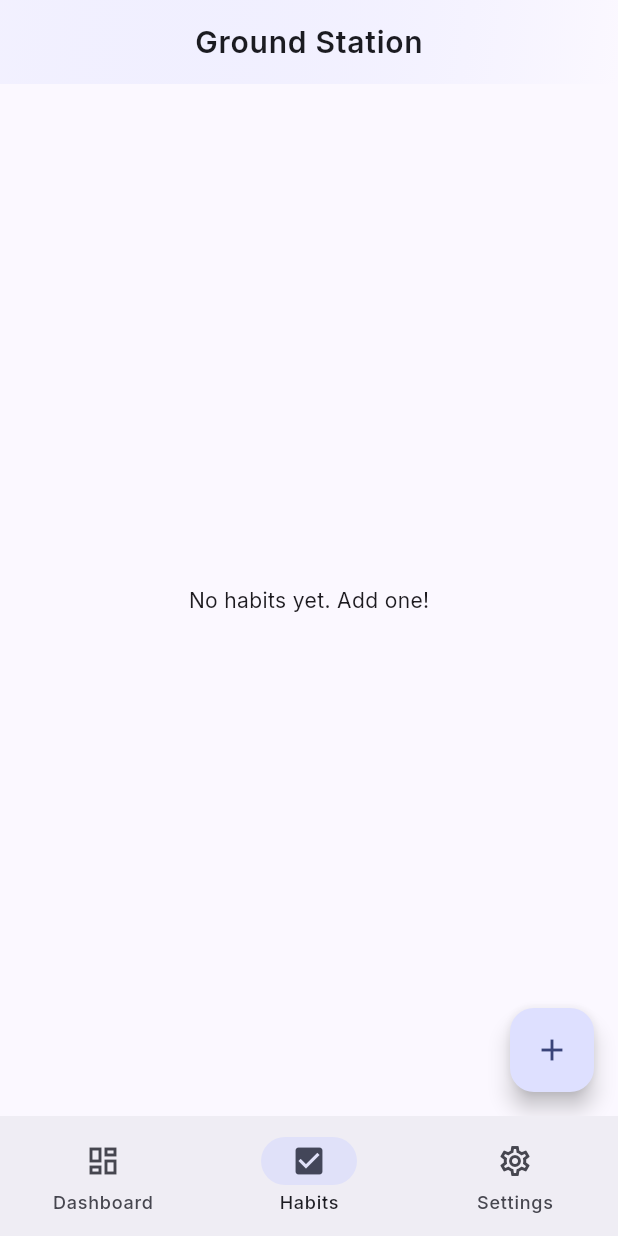
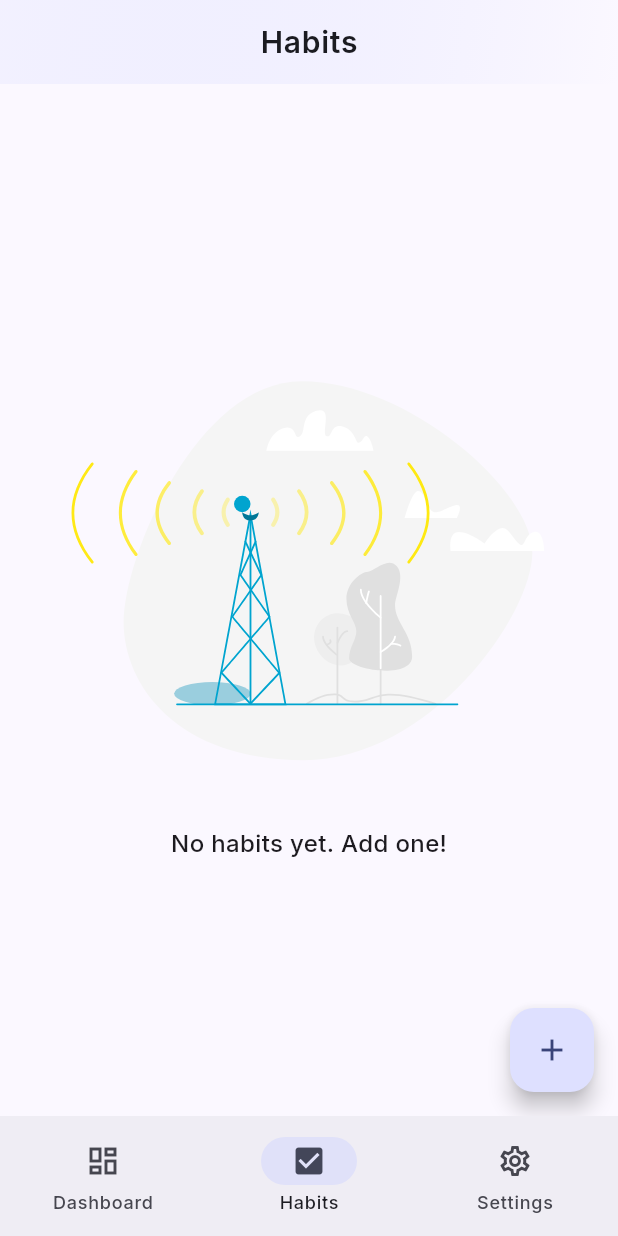
Before and after one commit to carbon-ahs/ground_station, a Flutter app: the screen it shows after launch, item 2 of the bottom bar chosen, on a phone screen of 412 x 824 dp. Run offline on Flutter 3.47's test engine with Material 3 defaults, Android fonts, the light colour scheme and no system bars; our stand-ins replace csv, equatable, file_picker, fl_chart, floor, flutter_animate and 7 more; accounts and stored records are empty; generated files the repository leaves out were written again.

Commit message:
fix: habit list

```diff
--- a/lib/core/navigation/app_router.dart
+++ b/lib/core/navigation/app_router.dart
@@ -33,7 +33,10 @@ final appRouter = GoRouter(
           routes: [
             GoRoute(
               path: '/habits',
-              builder: (context, state) => const HabitsPage(),
+              builder: (context, state) => BlocProvider(
+                create: (context) => getIt<HabitBloc>()..add(LoadHabits()),
+                child: const HabitsPage(),
+              ),
             ),
           ],
         ),
--- a/lib/core/presentation/widgets/ground_station_app_bar.dart
+++ b/lib/core/presentation/widgets/ground_station_app_bar.dart
@@ -25,12 +25,12 @@ class GroundStationAppBar extends StatelessWidget
           colors: isDark
               ? [
                   Theme.of(context).colorScheme.surface,
-                  Theme.of(context).colorScheme.surface.withOpacity(0.95),
+                  Theme.of(context).colorScheme.surface.withValues(alpha: 0.95),
                 ]
               : [
                   Theme.of(
                     context,
-                  ).colorScheme.primaryContainer.withOpacity(0.3),
+                  ).colorScheme.primaryContainer.withValues(alpha: 0.3),
                   Theme.of(context).colorScheme.surface,
                 ],
         ),
--- a/lib/features/habits/presentation/bloc/habit_bloc.dart
+++ b/lib/features/habits/presentation/bloc/habit_bloc.dart
@@ -71,7 +71,8 @@ class HabitBloc extends Bloc<HabitEvent, HabitState>
   Future<void> _onAddHabit(AddHabit event, Emitter<HabitState> emit) async {
     try {
       await _habitRepository.addHabit(event.habit);
-      add(LoadHabits());
+      final habits = await _habitRepository.getHabits();
+      emit(state.copyWith(status: HabitStatus.success, habits: habits));
     } catch (e) {
       emit(
         state.copyWith(status: HabitStatus.failure, errorMessage: e.toString()),
@@ -85,7 +86,8 @@ class HabitBloc extends Bloc<HabitEvent, HabitState>
   ) async {
     try {
       await _habitRepository.updateHabit(event.habit);
-      add(LoadHabits());
+      final habits = await _habitRepository.getHabits();
+      emit(state.copyWith(status: HabitStatus.success, habits: habits));
     } catch (e) {
       emit(
         state.copyWith(status: HabitStatus.failure, errorMessage: e.toString()),
@@ -99,7 +101,8 @@ class HabitBloc extends Bloc<HabitEvent, HabitState>
   ) async {
     try {
       await _habitRepository.deleteHabit(event.id);
-      add(LoadHabits());
+      final habits = await _habitRepository.getHabits();
+      emit(state.copyWith(status: HabitStatus.success, habits: habits));
     } catch (e) {
       emit(
         state.copyWith(status: HabitStatus.failure, errorMessage: e.toString()),
@@ -113,7 +116,12 @@ class HabitBloc extends Bloc<HabitEvent, HabitState>
   ) async {
     try {
       await _habitRepository.toggleCompletion(event.habitId, event.date);
-      add(LoadHabits());
+
+      // Reload habits to get updated data
+      final habits = await _habitRepository.getHabits();
+
+      // Update state directly without going through loading state
+      emit(state.copyWith(status: HabitStatus.success, habits: habits));
     } catch (e) {
       emit(
         state.copyWith(status: HabitStatus.failure, errorMessage: e.toString()),
--- a/lib/features/habits/presentation/pages/habits_page.dart
+++ b/lib/features/habits/presentation/pages/habits_page.dart
@@ -1,7 +1,7 @@
 import 'package:flutter/material.dart';
 import 'package:flutter_bloc/flutter_bloc.dart';
+import 'package:lottie/lottie.dart';
 
-import '../../../../core/di/injection.dart';
 import '../../../../core/presentation/widgets/ground_station_app_bar.dart';
 import '../../domain/entities/habit.dart';
 import '../bloc/habit_bloc.dart';
@@ -15,10 +15,7 @@ class HabitsPage extends StatelessWidget {
 
   @override
   Widget build(BuildContext context) {
-    return BlocProvider(
-      create: (context) => getIt<HabitBloc>()..add(LoadHabits()),
-      child: const HabitsView(),
-    );
+    return const HabitsView();
   }
 }
 
@@ -28,7 +25,7 @@ class HabitsView extends StatelessWidget {
   @override
   Widget build(BuildContext context) {
     return Scaffold(
-      appBar: const GroundStationAppBar(title: 'Ground Station'),
+      appBar: const GroundStationAppBar(title: 'Habits'),
       body: BlocBuilder<HabitBloc, HabitState>(
         builder: (context, state) {
           if (state.status == HabitStatus.loading) {
@@ -36,12 +33,26 @@ class HabitsView extends StatelessWidget {
           } else if (state.status == HabitStatus.failure) {
             return Center(child: Text('Error: ${state.errorMessage}'));
           } else if (state.habits.isEmpty) {
-            return const Center(child: Text('No habits yet. Add one!'));
+            return Center(
+              child: Column(
+                mainAxisAlignment: MainAxisAlignment.center,
+                children: [
+                  // lottie animation
+                  Lottie.asset('assets/animations/antenna.json'),
+                  SizedBox(height: 16),
+                  Text(
+                    'No habits yet. Add one!',
+                    style: TextStyle(fontSize: 16, fontWeight: FontWeight.w500),
+                  ),
+                ],
+              ),
+            );
           } else {
             return ListView.builder(
               itemCount: state.habits.length,
               itemBuilder: (context, index) {
-                return HabitItem(habit: state.habits[index]);
+                final habit = state.habits[index];
+                return HabitItem(key: ValueKey(habit.id), habit: habit);
               },
             );
           }
```
Also changed, not shown: lib/features/habits/presentation/widgets/completion_line_chart.dart (+5 -5 lines), lib/features/habits/presentation/widgets/habit_item.dart (+117 -26 lines).
